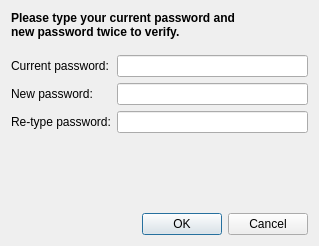
Above: dialogs/PasswordChangeDialog.ui from veaceslav/qpass-qt5 before the change. Below: the same form after it.
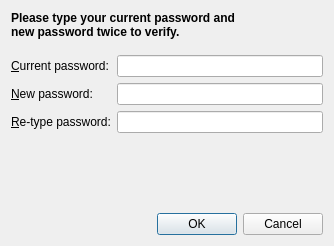
That is the form after the change.

Commit message: Added key shortcuts to every form.

```diff
--- a/dialogs/PasswordChangeDialog.ui
+++ b/dialogs/PasswordChangeDialog.ui
@@ -6,7 +6,7 @@
    <rect>
     <x>0</x>
     <y>0</y>
-    <width>319</width>
+    <width>334</width>
     <height>246</height>
    </rect>
   </property>
@@ -39,21 +39,30 @@
      <item row="0" column="0">
       <widget class="QLabel" name="label">
        <property name="text">
-        <string>Current password:</string>
+        <string>&amp;Current password:</string>
+       </property>
+       <property name="buddy">
+        <cstring>currentPasswordEdit</cstring>
        </property>
       </widget>
      </item>
      <item row="1" column="0">
       <widget class="QLabel" name="label_2">
        <property name="text">
-        <string>New password:</string>
+        <string>&amp;New password:</string>
+       </property>
+       <property name="buddy">
+        <cstring>newPasswordEdit1</cstring>
        </property>
       </widget>
      </item>
      <item row="2" column="0">
       <widget class="QLabel" name="label_3">
        <property name="text">
-        <string>Re-type password:</string>
+        <string>&amp;Re-type password:</string>
+       </property>
+       <property name="buddy">
+        <cstring>newPasswordEdit2</cstring>
        </property>
       </widget>
      </item>
```
The commit also changes 7 other files.
